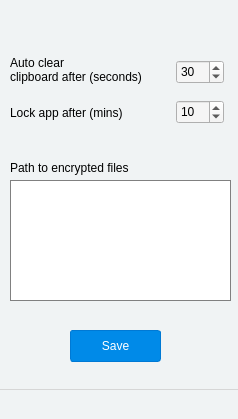
Above: forms/mainwindow.ui from jwdeitch/simplesafe before the change. Below: the same form after it.
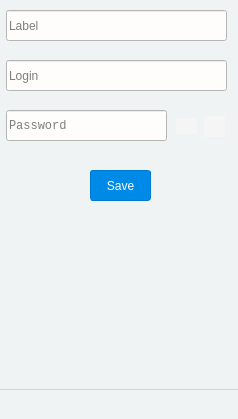
That is the form after the change. Icons and pictures are not drawn.

Commit message: back btn

```diff
--- a/forms/mainwindow.ui
+++ b/forms/mainwindow.ui
@@ -281,34 +281,6 @@
      </size>
     </property>
    </widget>
-   <widget class="QPushButton" name="closeNewPwPanel">
-    <property name="geometry">
-     <rect>
-      <x>140</x>
-      <y>158</y>
-      <width>71</width>
-      <height>31</height>
-     </rect>
-    </property>
-    <property name="styleSheet">
-     <string notr="true">QPushButton#closeNewPwPanel {
-	background-color:#F2F2F2;
-	border: 1px solid #DEDEDE;
-	border-radius: 3;
-}
-
-QPushButton:hover#closeNewPwPanel {
-	background-color: #E9E9E9;
-}
-
-QPushButton:focus#closeNewPwPanel {
-	background-color: #E9E9E9;
-}</string>
-    </property>
-    <property name="text">
-     <string>Close</string>
-    </property>
-   </widget>
    <widget class="QLineEdit" name="newpasswordtxt">
     <property name="geometry">
      <rect>
@@ -360,8 +332,8 @@
    <widget class="QPushButton" name="createNewLoginBtn">
     <property name="geometry">
      <rect>
-      <x>30</x>
-      <y>158</y>
+      <x>90</x>
+      <y>170</y>
       <width>61</width>
       <height>31</height>
      </rect>
@@ -863,11 +835,11 @@
   <zorder>searchField</zorder>
   <zorder>newAssetBtn</zorder>
   <zorder>listWidget</zorder>
-  <zorder>newAssetFrame</zorder>
   <zorder>lockFrame</zorder>
-  <zorder>generatePasswordPanel</zorder>
   <zorder>settingsFrame</zorder>
   <zorder>searchBackdrop_2</zorder>
+  <zorder>generatePasswordPanel</zorder>
+  <zorder>newAssetFrame</zorder>
  </widget>
  <layoutdefault spacing="6" margin="11"/>
  <tabstops>
```
Left out of the diff: 1 changed line with no effect on the pictures. The commit also changes 2 other files.
